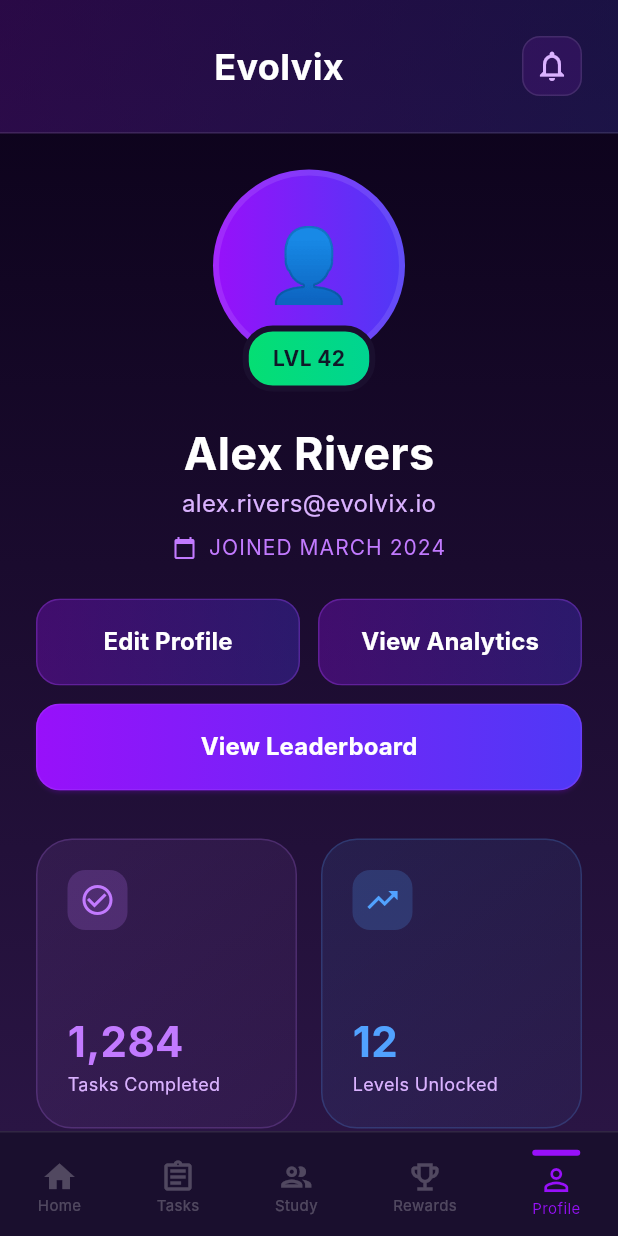
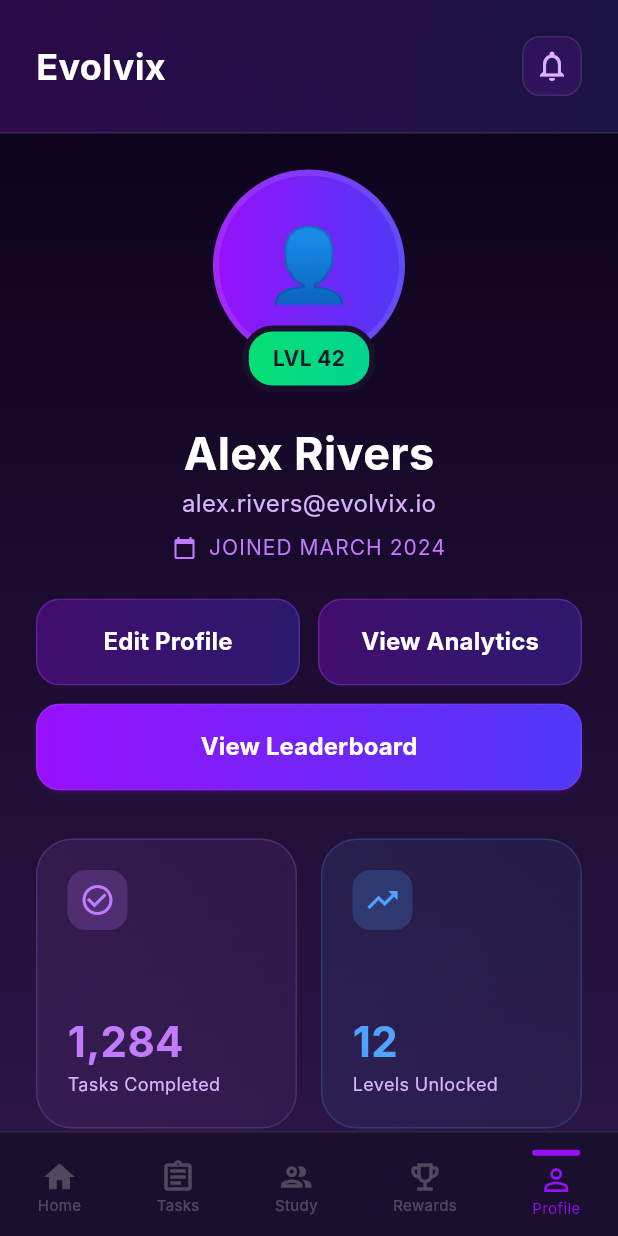
Before and after one commit to anmolkushwah-99/Evolvix-, a Flutter app: the ProfileScreen screen opened by its route, on a phone screen of 412 x 824 dp. Run offline on Flutter 3.47's test engine with Material 3 defaults, Android fonts, the phone set to English and light mode, and no system bars; our stand-ins replace firebase_auth, firebase_core; accounts and stored records are empty; Roboto replaces fonts that are missing (Inter).

Commit message:
removing unwanted cluttering

```diff
--- a/lib/screens/profile/profile_screen.dart
+++ b/lib/screens/profile/profile_screen.dart
@@ -62,11 +62,7 @@ class ProfileScreen extends StatelessWidget {
       child: Row(
         mainAxisAlignment: MainAxisAlignment.spaceBetween,
         children: [
-          const Expanded(
-            child: Center(
-              child: Text('Evolvix', style: TextStyle(color: Colors.white, fontSize: 24, fontWeight: FontWeight.bold)),
-            ),
-          ),
+          const Text('Evolvix', style: TextStyle(color: Colors.white, fontSize: 24, fontWeight: FontWeight.bold)),
           InkWell(
             onTap: () => Navigator.pushNamed(context, '/notifications'),
             borderRadius: BorderRadius.circular(12),
```
